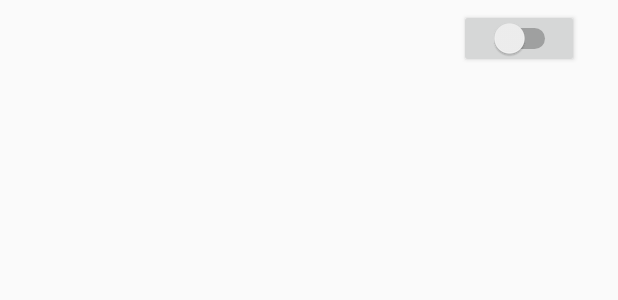
After one commit to louis-xu-ustc/EasyOrder_Android, an Android app: the layout retailer_order_list_view.xml on its own in the app's theme, with its tools: preview values and no code run, on a phone screen of 412 x 824 dp. The commit adds this screen. Shown: the top 300 px of the screen. Run offline under Robolectric (Android 15) with nearby library versions, the phone set to English and light mode, and no system bars.

Commit message:
[yunpengx] add retailer payment

```diff
--- a/EasyOrder_Android/app/src/main/res/layout/retailer_fragment_map.xml
+++ b/EasyOrder_Android/app/src/main/res/layout/retailer_fragment_map.xml
@@ -51,7 +51,7 @@
                 android:layout_gravity="center"
                 android:padding="3dp"
                 android:text="4616 Henry Street"
-                android:textAppearance="?android:attr/textAppearanceMedium"
+                android:textAppearance="?android:attr/textAppearanceSmall"
                 android:textColor="@android:color/black" />
 
             <TextView
@@ -60,7 +60,7 @@
                 android:layout_gravity="center"
                 android:padding="3dp"
                 android:text="GHC"
-                android:textAppearance="?android:attr/textAppearanceMedium"
+                android:textAppearance="?android:attr/textAppearanceSmall"
                 android:textColor="@android:color/black" />
 
             <TextView
@@ -69,7 +69,7 @@
                 android:layout_gravity="center"
                 android:padding="3dp"
                 android:text="UC"
-                android:textAppearance="?android:attr/textAppearanceMedium"
+                android:textAppearance="?android:attr/textAppearanceSmall"
                 android:textColor="@android:color/black" />
         </LinearLayout>
 
--- /dev/null
+++ b/EasyOrder_Android/app/src/main/res/layout/retailer_order_list_view.xml
@@ -0,0 +1,31 @@
+<?xml version="1.0" encoding="utf-8"?>
+<RelativeLayout xmlns:android="http://schemas.android.com/apk/res/android"
+    android:layout_width="fill_parent"
+    android:layout_height="wrap_content"
+    android:orientation="horizontal"
+    android:padding="6dip">
+
+    <TextView
+        android:id="@+id/retailer_user_name"
+        android:layout_width="wrap_content"
+        android:layout_height="wrap_content"
+        android:paddingBottom="10dp"
+        android:layout_marginLeft="20dp"
+        android:textAppearance="?android:attr/textAppearanceSmall"
+        android:textColor="@android:color/black"
+        android:textSize="25sp" />
+
+    <Switch
+        android:id="@+id/retailer_switch_button"
+        style="?android:attr/buttonStyleSmall"
+        android:layout_width="80dp"
+        android:layout_height="wrap_content"
+        android:gravity="center"
+        android:minHeight="0dp"
+        android:minWidth="0dp"
+        android:layout_marginLeft="60dp"
+        android:layout_marginRight="20dp"
+        android:layout_alignParentTop="true"
+        android:layout_alignParentEnd="true"/>
+
+</RelativeLayout>
--- a/EasyOrder_Android/app/src/main/res/values/strings.xml
+++ b/EasyOrder_Android/app/src/main/res/values/strings.xml
@@ -11,4 +11,7 @@
     <string name="image">dish_image</string>
     <string name="add">+</string>
     <string name="minus">-</string>
+
+    <string name="switch_yes">paid</string>
+    <string name="switch_no">unpaid</string>
 </resources>
```
Also changed, not shown: EasyOrder_Android/app/src/main/java/edu/cmu/EasyOrder_Android/Order.java (added, +26 -0 lines), EasyOrder_Android/app/src/main/java/edu/cmu/EasyOrder_Android/RetailerOrderListAdapter.java (added, +46 -0 lines), EasyOrder_Android/app/src/main/java/edu/cmu/EasyOrder_Android/RetailerPaymentFragment.java (+28 -1 lines), EasyOrder_Android/app/src/main/res/layout/retailer_fragment_payment.xml (+24 -4 lines), EasyOrder_Android/app/src/main/res/drawable/order_list.png (added).
